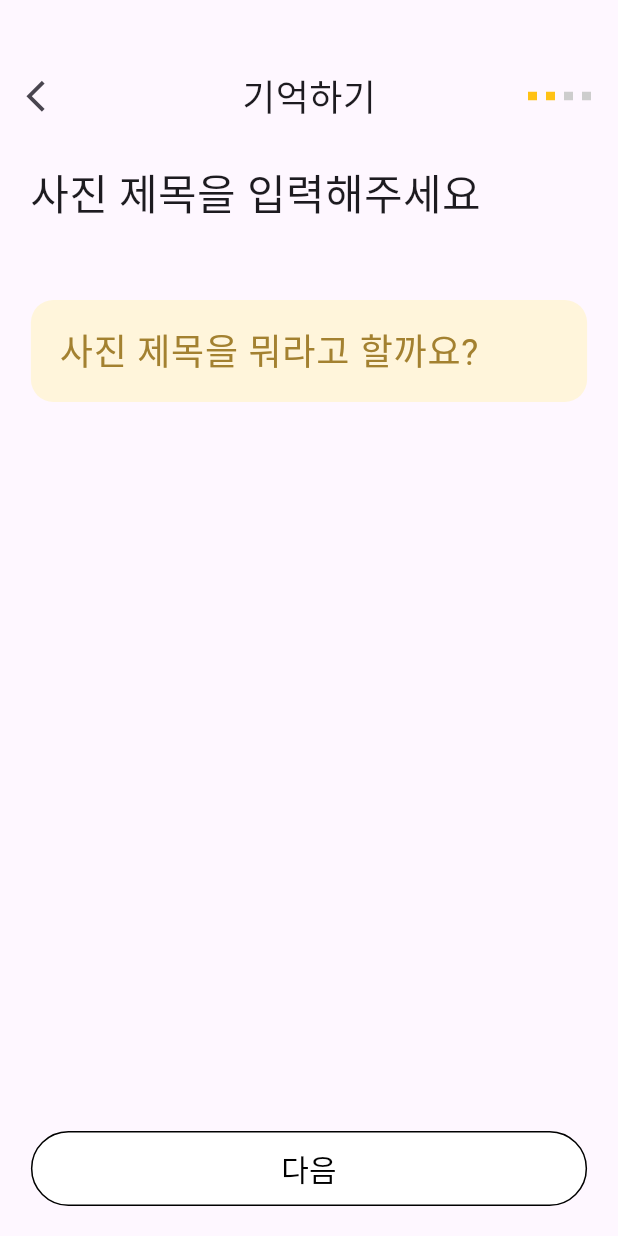
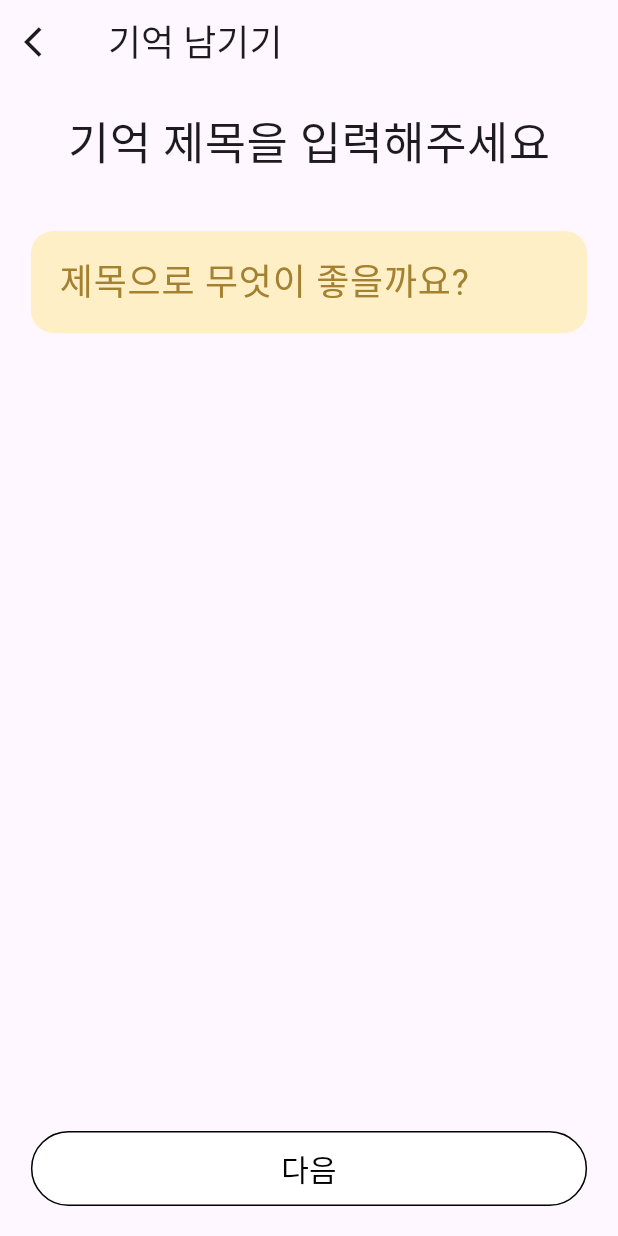
Before and after one commit to H0ngJu/atti, a Flutter app: the MemoryRegister2 screen opened directly, on a phone screen of 412 x 824 dp. Run offline on Flutter 3.47's test engine with Material 3 defaults, Android fonts, the phone set to English and light mode, and no system bars; drawn by our look-alikes of step_progress_indicator; our stand-ins replace cloud_firestore, firebase_auth, firebase_core, firebase_messaging, firebase_storage, flutter_dotenv and 13 more; missing offline and left inert: bottom_picker, cloud_firestore_platform_interface, dart:ffi, firebase_app_check, material_tag_editor; accounts and stored records are empty.

Commit message:
#204 3페이지까지 수정하다가 잠시 멈춤... 태그 적용해야함

```diff
--- a/lib/commons/BottomNextButton.dart
+++ b/lib/commons/BottomNextButton.dart
@@ -29,7 +29,7 @@ class NextButton extends StatelessWidget {
         child: Text(
           content,
           style: TextStyle(fontSize: 20,
-          color: isEnabled ? Colors.white : Colors.black),
+          color: Colors.black),
         ),
         style: ButtonStyle(
           backgroundColor: MaterialStateProperty.all(
--- a/lib/tmp/screen/Menu.dart
+++ b/lib/tmp/screen/Menu.dart
@@ -19,6 +19,7 @@ class _MenuState extends State<Menu> {
     double width = MediaQuery.of(context).size.width;
 
     return Scaffold(
+      backgroundColor: Colors.white,
       body: SingleChildScrollView(
         child: Padding(
           padding: EdgeInsets.all(width*0.05),
--- a/lib/tmp/screen/UserInfoEditPage.dart
+++ b/lib/tmp/screen/UserInfoEditPage.dart
@@ -42,7 +42,9 @@ class _UserInfoEditPageState extends State<UserInfoEditPage> {
     }
 
     return Scaffold(
+      backgroundColor: Colors.white,
       appBar: AppBar(
+        backgroundColor: Colors.white,
         title: Text(
           '나의 정보 수정',
           style: TextStyle(
--- a/lib/tmp/screen/memory/register/MemoryRegister2.dart
+++ b/lib/tmp/screen/memory/register/MemoryRegister2.dart
@@ -1,8 +1,9 @@
 // 피그마 '기억하기2 - 사진 제목 입력' 화면
 import 'dart:io';
+import 'package:atti/commons/colorPallet.dart';
+import 'package:atti/tmp/screen/memory/register/MemoryRegisterAppBar.dart';
 import 'package:get/get.dart';
 import 'package:flutter/material.dart';
-import 'package:atti/commons/DetailPageTitle.dart';
 import 'package:atti/commons/BottomNextButton.dart';
 import 'package:atti/data/memory/memory_note_controller.dart';
 import 'package:atti/tmp/screen/memory/register/MemoryRegister3.dart';
@@ -19,7 +20,12 @@ class _MemoryRegister2State extends State<MemoryRegister2> {
 
   @override
   Widget build(BuildContext context) {
+    var height = MediaQuery.of(context).size.height;
+    var width = MediaQuery.of(context).size.width;
+    ColorPallet _colorPallet = ColorPallet();
+
     return Scaffold(
+      appBar: MemoryRegisterAppBar(context),
       body: GestureDetector(
         onTap: (){
           FocusScope.of(context).unfocus();
@@ -30,15 +36,26 @@ class _MemoryRegister2State extends State<MemoryRegister2> {
               child: SingleChildScrollView(
                 child: Column(
                   children: [
-                    DetailPageTitle(title: '기억하기', description: '사진 제목을 입력해주세요', totalStep: 4, currentStep: 2,),
-                    SizedBox(height: 30,),
+
+                    SizedBox(height: height * 0.02,),
+                    Text('기억 제목을 입력해주세요', style: TextStyle(fontSize: 30),),
+                    SizedBox(height: height * 0.02,),
                     Container(
                       constraints: BoxConstraints(maxHeight: MediaQuery.of(context).size.height * 0.4),
                       width: MediaQuery.of(context).size.width * 0.9,
+                      decoration: BoxDecoration(
+                        borderRadius: BorderRadius.circular(20),
+                      ),
+                      clipBehavior: Clip.antiAlias,
                       child: memoryNoteController.memoryNote.value.img != null
-                          ? Image.file(File(memoryNoteController.memoryNote.value.img!))
-                          : SizedBox(), // 널일 경우 대체할 위젯 설정
+                          ? Image.file(
+                        File(memoryNoteController.memoryNote.value.img!),
+                        fit: BoxFit.cover, // 이미지의 크기를 조정
+                        width: MediaQuery.of(context).size.width * 0.9,
+                      )
+                          : SizedBox(),
                     ),
+
                     SizedBox(height: 20,),
                     Container(
                       width: MediaQuery.of(context).size.width * 0.9,
@@ -49,10 +66,10 @@ class _MemoryRegister2State extends State<MemoryRegister2> {
                         cursorColor: Colors.black,
                         style: TextStyle(fontSize: 24),
                         decoration: InputDecoration(
-                          hintText: '사진 제목을 뭐라고 할까요?',
-                          hintStyle: TextStyle(fontSize: 24, color: Color(0xffA38130)),
+                          hintText: '제목으로 무엇이 좋을까요?',
+                          hintStyle: TextStyle(fontSize: 24, color:_colorPallet.textColor),
                           filled: true, // 배경을 채움
-                          fillColor: Color(0xffFFF5DB),
+                          fillColor: _colorPallet.lightYellow,
                           border: OutlineInputBorder(
                             borderRadius: BorderRadius.circular(15),
                             borderSide: BorderSide.none,
--- /dev/null
+++ b/lib/tmp/screen/memory/register/MemoryRegisterAppBar.dart
@@ -0,0 +1,18 @@
+import 'package:flutter/material.dart';
+
+AppBar MemoryRegisterAppBar(BuildContext context) {
+  return AppBar(
+    title: Text(
+      '기억 남기기',
+      style: TextStyle(
+        fontSize: 24,
+      ),
+    ),
+    leading: IconButton(
+      icon: Icon(Icons.arrow_back_ios),
+      onPressed: () {
+        Navigator.pop(context);
+      },
+    ),
+  );
+}
```
Also changed, not shown: lib/tmp/screen/memory/register/MemoryRegister1.dart (+41 -27 lines), lib/tmp/screen/memory/register/MemoryRegister3.dart (+22 -20 lines).
